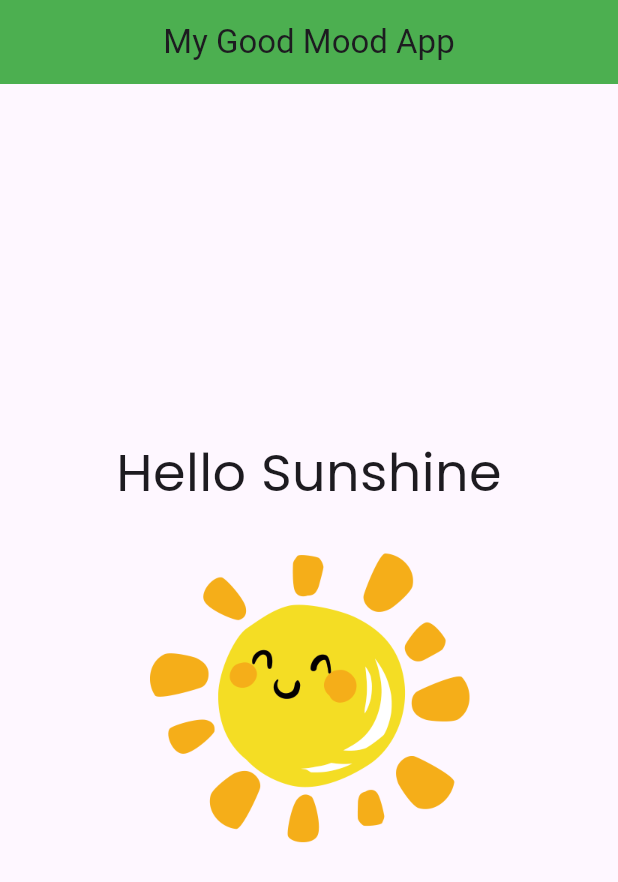
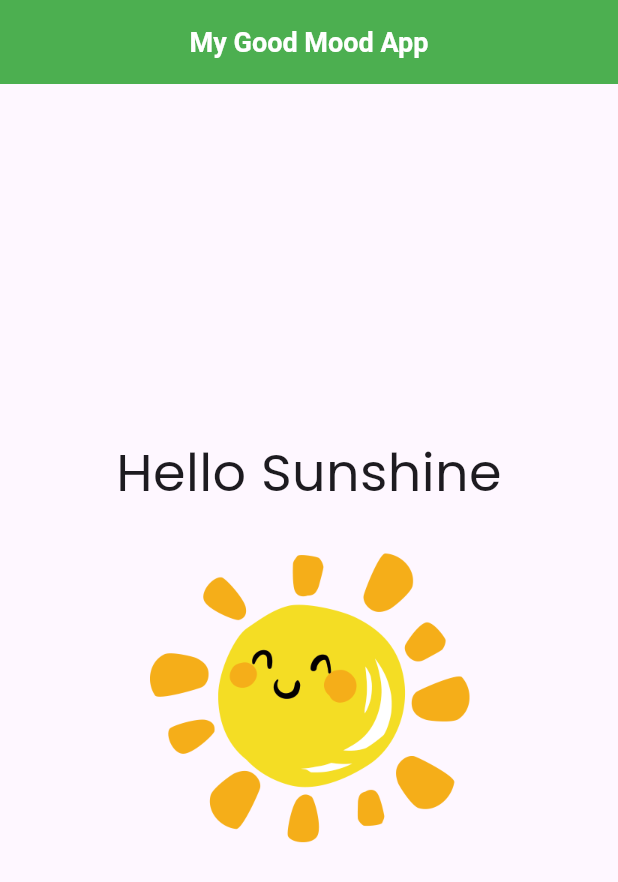
Before and after one commit to FlutterSharks/goodmoodapp, a Flutter app: the screen it shows after launch, on a phone screen of 412 x 824 dp. Shown: the top 882 px of the screen. Run offline on Flutter 3.47's test engine with Material 3 defaults, Android fonts, the phone set to English and light mode, and no system bars; our stand-ins replace google_fonts.

Commit message:
app bar text

```diff
--- a/lib/main.dart
+++ b/lib/main.dart
@@ -21,6 +21,10 @@ class MyApp extends StatelessWidget {
             title: const Center(
               child: Text('My Good Mood App'),
             ),
+            titleTextStyle: const TextStyle(
+              fontSize: 18,
+              fontWeight: FontWeight.bold,
+            ),
           ),
           body: Column(
             mainAxisAlignment: MainAxisAlignment.center,
```
